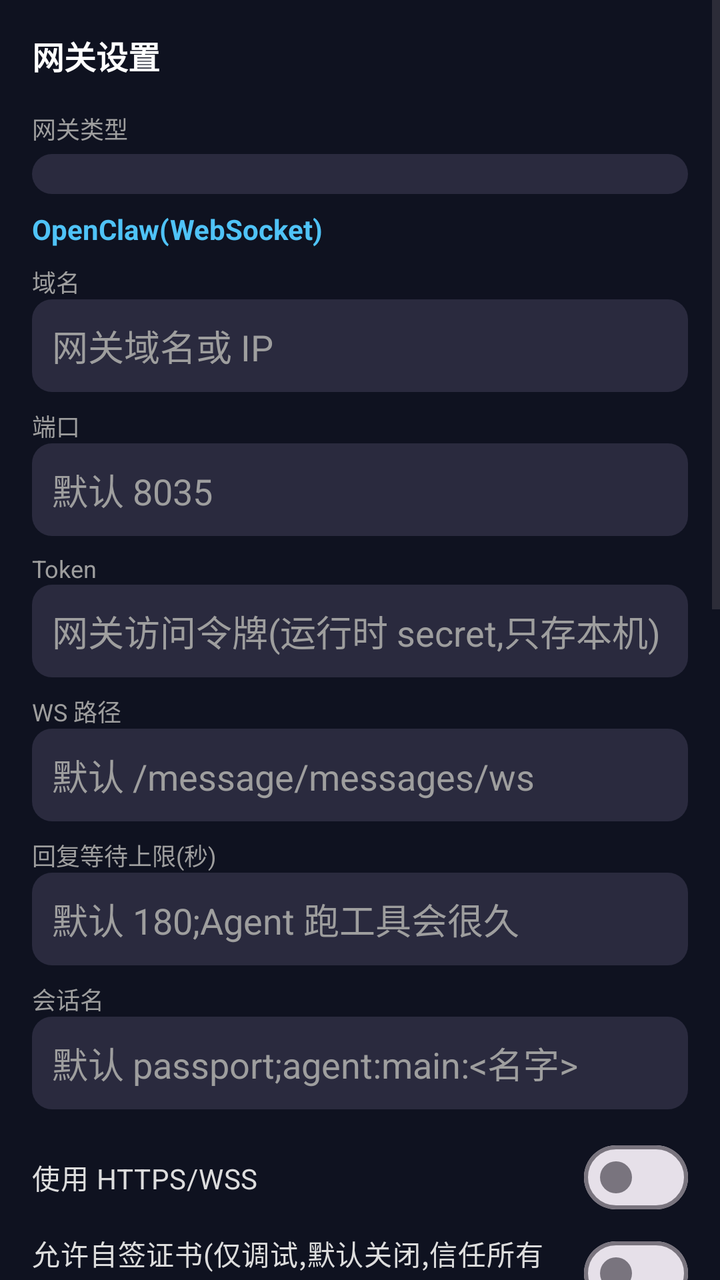
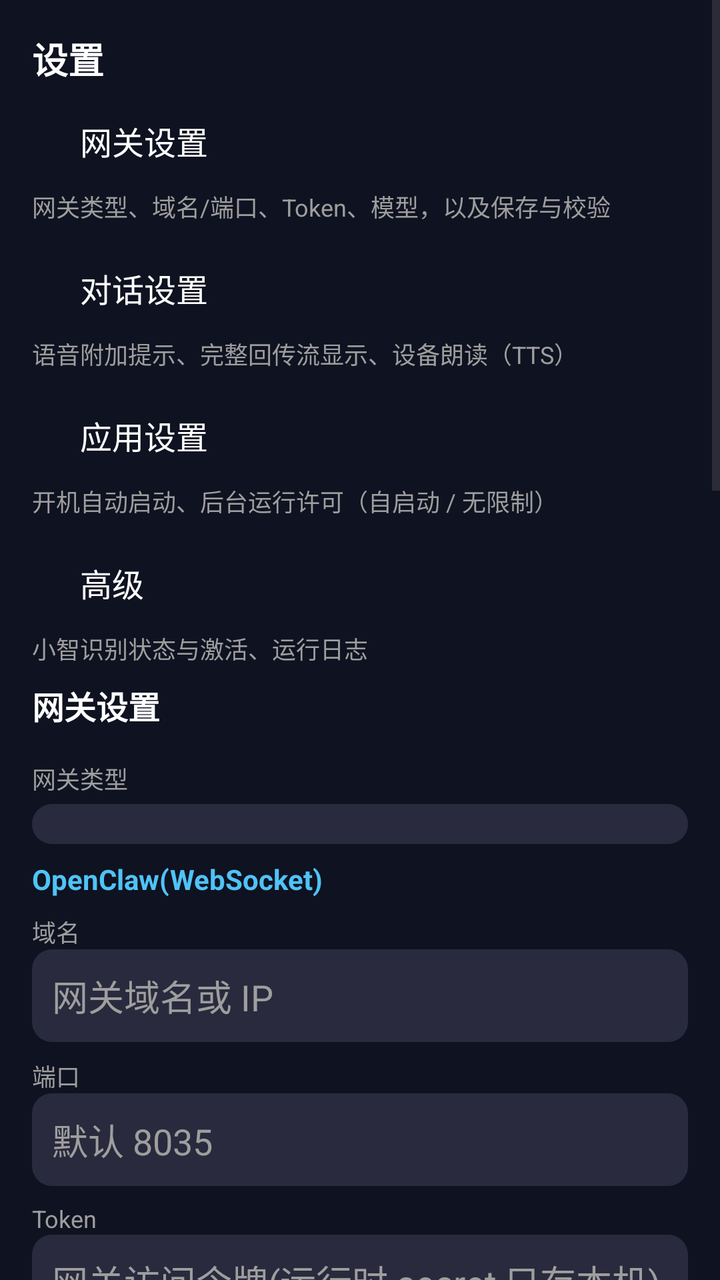

Before-and-after screenshots of an Android layout around one commit, followed by the original layout XML and the change that was made.
<!-- AndroidManifest.xml: application theme Theme.VoiceBridge -->
<!-- res/layout/fragment_settings.xml -->
<?xml version="1.0" encoding="utf-8"?>
<ScrollView xmlns:android="http://schemas.android.com/apk/res/android"
    android:layout_width="match_parent"
    android:layout_height="match_parent"
    android:fillViewport="true"
    android:background="#0F1220">

    <LinearLayout
        android:layout_width="match_parent"
        android:layout_height="wrap_content"
        android:orientation="vertical"
        android:padding="16dp">

        <TextView
            android:layout_width="wrap_content"
            android:layout_height="wrap_content"
            android:text="网关设置"
            android:textSize="16sp"
            android:textStyle="bold"
            android:textColor="#FFFFFF"
            android:layout_marginBottom="8dp" />

        
        <TextView
            style="@style/FieldLabel"
            android:text="网关类型" />

        <Spinner
            android:id="@+id/spinnerType"
            android:layout_width="match_parent"
            android:layout_height="wrap_content"
            android:layout_marginTop="4dp"
            android:background="@drawable/bg_input"
            android:padding="10dp"
            android:popupBackground="#1A1A2E"
            android:spinnerMode="dropdown" />

        
        <TextView
            android:id="@+id/textCleartextHint"
            android:layout_width="match_parent"
            android:layout_height="wrap_content"
            android:text=""
            android:textSize="12sp"
            android:textColor="#FFB74D"
            android:padding="6dp"
            android:visibility="gone" />

        
        <LinearLayout
            android:id="@+id/groupOpenclaw"
            android:layout_width="match_parent"
            android:layout_height="wrap_content"
            android:orientation="vertical">

            <TextView
                android:layout_width="wrap_content"
                android:layout_height="wrap_content"
                android:text="OpenClaw(WebSocket)"
                android:textStyle="bold"
                android:textColor="#4FC3F7"
                android:layout_marginTop="8dp" />

            <TextView
                style="@style/FieldLabel"
                android:text="域名" />

            <EditText
                android:id="@+id/inputHost"
                android:layout_width="match_parent"
                android:layout_height="wrap_content"
                android:hint="网关域名或 IP"
                android:inputType="textUri"
                android:autofillHints="url"
                android:textColor="#FFFFFF"
                android:textColorHint="#9E9E9E"
                android:background="@drawable/bg_input"
                android:padding="10dp" />

            <TextView
                style="@style/FieldLabel"
                android:text="端口" />

            <EditText
                android:id="@+id/inputPort"
                android:layout_width="match_parent"
                android:layout_height="wrap_content"
                android:hint="默认 8035"
                android:inputType="number"
                android:autofillHints="none"
                android:textColor="#FFFFFF"
                android:textColorHint="#9E9E9E"
                android:background="@drawable/bg_input"
                android:padding="10dp" />

            <TextView
                style="@style/FieldLabel"
                android:text="Token" />

            <EditText
                android:id="@+id/inputToken"
                android:layout_width="match_parent"
                android:layout_height="wrap_content"
                android:hint="网关访问令牌(运行时 secret,只存本机)"
                android:inputType="textVisiblePassword"
                android:autofillHints="none"
                android:textColor="#FFFFFF"
                android:textColorHint="#9E9E9E"
                android:background="@drawable/bg_input"
                android:padding="10dp" />

            <TextView
                style="@style/FieldLabel"
                android:text="WS 路径" />

            <EditText
                android:id="@+id/inputWsPath"
                android:layout_width="match_parent"
                android:layout_height="wrap_content"
                android:hint="默认 /message/messages/ws"
                android:inputType="textUri"
                android:autofillHints="none"
                android:textColor="#FFFFFF"
                android:textColorHint="#9E9E9E"
                android:background="@drawable/bg_input"
                android:padding="10dp" />

            
            <TextView
                style="@style/FieldLabel"
                android:text="回复等待上限(秒)" />

            <EditText
                android:id="@+id/inputReplyTimeout"
                android:layout_width="match_parent"
                android:layout_height="wrap_content"
                android:hint="默认 180;Agent 跑工具会很久"
                android:inputType="number"
                android:autofillHints="none"
                android:textColor="#FFFFFF"
                android:textColorHint="#9E9E9E"
                android:background="@drawable/bg_input"
                android:padding="10dp" />

            
            <TextView
                style="@style/FieldLabel"
                android:text="会话名" />

            <EditText
                android:id="@+id/inputSessionName"
                android:layout_width="match_parent"
                android:layout_height="wrap_content"
                android:hint="默认 passport;agent:main:&lt;名字&gt;"
                android:inputType="text"
                android:autofillHints="none"
                android:textColor="#FFFFFF"
                android:textColorHint="#9E9E9E"
                android:background="@drawable/bg_input"
                android:padding="10dp" />

            <com.google.android.material.materialswitch.MaterialSwitch
                android:id="@+id/checkUseTls"
                android:layout_width="match_parent"
                android:layout_height="wrap_content"
                android:layout_marginTop="10dp"
                android:text="使用 HTTPS/WSS"
                android:textColor="#DDDDDD" />

            
            <com.google.android.material.materialswitch.MaterialSwitch
                android:id="@+id/checkOpenclawAllowInsecure"
                android:layout_width="match_parent"
                android:layout_height="wrap_content"
                android:text="允许自签证书(仅调试,默认关闭,信任所有证书有中间人风险)"
                android:textColor="#DDDDDD" />
        </LinearLayout>

        
        <LinearLayout
            android:id="@+id/groupHermes"
            android:layout_width="match_parent"
            android:layout_height="wrap_content"
            android:orientation="vertical"
            android:visibility="gone">

            <TextView
                android:layout_width="wrap_content"
                android:layout_height="wrap_content"
                android:text="Hermes(OpenAI 兼容 HTTP)"
                android:textStyle="bold"
                android:textColor="#4FC3F7"
                android:layout_marginTop="8dp" />

            <TextView
                style="@style/FieldLabel"
                android:text="域名" />

            <EditText
                android:id="@+id/inputHermesHost"
                android:layout_width="match_parent"
                android:layout_height="wrap_content"
                android:hint="域名、内网名或 Tailscale 名"
                android:inputType="textUri"
                android:autofillHints="url"
                android:textColor="#FFFFFF"
                android:textColorHint="#9E9E9E"
                android:background="@drawable/bg_input"
                android:padding="10dp" />

            <TextView
                style="@style/FieldLabel"
                android:text="端口" />

            <EditText
                android:id="@+id/inputHermesPort"
                android:layout_width="match_parent"
                android:layout_height="wrap_content"
                android:hint="默认 8642"
                android:inputType="number"
                android:autofillHints="none"
                android:textColor="#FFFFFF"
                android:textColorHint="#9E9E9E"
                android:background="@drawable/bg_input"
                android:padding="10dp" />

            <TextView
                style="@style/FieldLabel"
                android:text="API Base Path" />

            <EditText
                android:id="@+id/inputHermesBasePath"
                android:layout_width="match_parent"
                android:layout_height="wrap_content"
                android:hint="反代场景,如 /hermes;默认空"
                android:inputType="textUri"
                android:autofillHints="none"
                android:textColor="#FFFFFF"
                android:textColorHint="#9E9E9E"
                android:background="@drawable/bg_input"
                android:padding="10dp" />

            <TextView
                style="@style/FieldLabel"
                android:text="Token(API_SERVER_KEY)" />

            <EditText
                android:id="@+id/inputHermesToken"
                android:layout_width="match_parent"
                android:layout_height="wrap_content"
                android:hint="Bearer,只存本机"
                android:inputType="textVisiblePassword"
                android:autofillHints="none"
                android:textColor="#FFFFFF"
                android:textColorHint="#9E9E9E"
                android:background="@drawable/bg_input"
                android:padding="10dp" />

            <TextView
                style="@style/FieldLabel"
                android:text="模型名" />

            <EditText
                android:id="@+id/inputHermesModel"
                android:layout_width="match_parent"
                android:layout_height="wrap_content"
                android:hint="默认 hermes-agent,仅展示用途"
                android:inputType="text"
                android:autofillHints="none"
                android:textColor="#FFFFFF"
                android:textColorHint="#9E9E9E"
                android:background="@drawable/bg_input"
                android:padding="10dp" />

            <TextView
                style="@style/FieldLabel"
                android:text="会话名(conversation)" />

            <EditText
                android:id="@+id/inputHermesConversation"
                android:layout_width="match_parent"
                android:layout_height="wrap_content"
                android:hint="留空 = 用设备名/deviceId"
                android:inputType="text"
                android:autofillHints="none"
                android:textColor="#FFFFFF"
                android:textColorHint="#9E9E9E"
                android:background="@drawable/bg_input"
                android:padding="10dp" />

            <com.google.android.material.materialswitch.MaterialSwitch
                android:id="@+id/checkHermesUseTls"
                android:layout_width="match_parent"
                android:layout_height="wrap_content"
                android:layout_marginTop="10dp"
                android:text="使用 HTTPS"
                android:textColor="#DDDDDD" />

            <com.google.android.material.materialswitch.MaterialSwitch
                android:id="@+id/checkHermesAllowInsecure"
                android:layout_width="match_parent"
                android:layout_height="wrap_content"
                android:text="允许自签证书(仅调试,默认关闭)"
                android:textColor="#DDDDDD" />

            <com.google.android.material.materialswitch.MaterialSwitch
                android:id="@+id/checkHermesServerSideConversation"
                android:layout_width="match_parent"
                android:layout_height="wrap_content"
                android:text="服务端会话(conversation 名,服务端存历史)"
                android:textColor="#DDDDDD" />

            <com.google.android.material.materialswitch.MaterialSwitch
                android:id="@+id/checkHermesStream"
                android:layout_width="match_parent"
                android:layout_height="wrap_content"
                android:text="流式回复(SSE)"
                android:textColor="#DDDDDD" />
        </LinearLayout>

        

        
        <LinearLayout
            android:id="@+id/groupOpenai"
            android:layout_width="match_parent"
            android:layout_height="wrap_content"
            android:orientation="vertical"
            android:visibility="gone">

            <TextView
                android:layout_width="wrap_content"
                android:layout_height="wrap_content"
                android:text="自定义 OpenAI 兼容(HTTP,每次请求带历史)"
                android:textStyle="bold"
                android:textColor="#4FC3F7"
                android:layout_marginTop="8dp" />

            <TextView
                style="@style/FieldLabel"
                android:text="域名" />

            <EditText
                android:id="@+id/inputOpenaiHost"
                android:layout_width="match_parent"
                android:layout_height="wrap_content"
                android:hint="域名、内网名或 Tailscale 名"
                android:inputType="textUri"
                android:autofillHints="url"
                android:textColor="#FFFFFF"
                android:textColorHint="#9E9E9E"
                android:background="@drawable/bg_input"
                android:padding="10dp" />

            <TextView
                style="@style/FieldLabel"
                android:text="端口" />

            <EditText
                android:id="@+id/inputOpenaiPort"
                android:layout_width="match_parent"
                android:layout_height="wrap_content"
                android:hint="默认 8080"
                android:inputType="number"
                android:autofillHints="none"
                android:textColor="#FFFFFF"
                android:textColorHint="#9E9E9E"
                android:background="@drawable/bg_input"
                android:padding="10dp" />

            <TextView
                style="@style/FieldLabel"
                android:text="请求路径" />

            <EditText
                android:id="@+id/inputOpenaiBasePath"
                android:layout_width="match_parent"
                android:layout_height="wrap_content"
                android:hint="默认 /v1/chat/completions；也可只填 /v1，会自动补 /chat/completions"
                android:inputType="textUri"
                android:autofillHints="none"
                android:textColor="#FFFFFF"
                android:textColorHint="#9E9E9E"
                android:background="@drawable/bg_input"
                android:padding="10dp" />

            <TextView
                style="@style/FieldLabel"
                android:text="API Key" />

            <EditText
                android:id="@+id/inputOpenaiApiKey"
                android:layout_width="match_parent"
                android:layout_height="wrap_content"
                android:hint="Bearer,明文,只存本机;本地服务可留空"
                android:inputType="textVisiblePassword"
                android:autofillHints="none"
                android:textColor="#FFFFFF"
                android:textColorHint="#9E9E9E"
                android:background="@drawable/bg_input"
                android:padding="10dp" />

            <TextView
                style="@style/FieldLabel"
                android:text="模型名" />

            <EditText
                android:id="@+id/inputOpenaiModel"
                android:layout_width="match_parent"
                android:layout_height="wrap_content"
                android:hint="必填,如 gpt-4o-mini"
                android:inputType="text"
                android:autofillHints="none"
                android:textColor="#FFFFFF"
                android:textColorHint="#9E9E9E"
                android:background="@drawable/bg_input"
                android:padding="10dp" />

            <TextView
                style="@style/FieldLabel"
                android:text="系统提示词" />

            <EditText
                android:id="@+id/inputOpenaiSystemPrompt"
                android:layout_width="match_parent"
                android:layout_height="wrap_content"
                android:hint="system,可留空"
                android:inputType="textMultiLine"
                android:autofillHints="none"
                android:textColor="#FFFFFF"
                android:textColorHint="#9E9E9E"
                android:background="@drawable/bg_input"
                android:padding="10dp" />

            <TextView
                style="@style/FieldLabel"
                android:text="历史条数上限" />

            <EditText
                android:id="@+id/inputOpenaiMaxHistory"
                android:layout_width="match_parent"
                android:layout_height="wrap_content"
                android:hint="默认 20 条"
                android:inputType="number"
                android:autofillHints="none"
                android:textColor="#FFFFFF"
                android:textColorHint="#9E9E9E"
                android:background="@drawable/bg_input"
                android:padding="10dp" />

            <com.google.android.material.materialswitch.MaterialSwitch
                android:id="@+id/checkOpenaiUseTls"
                android:layout_width="match_parent"
                android:layout_height="wrap_content"
                android:layout_marginTop="10dp"
                android:text="使用 HTTPS"
                android:textColor="#DDDDDD" />

            
            <com.google.android.material.materialswitch.MaterialSwitch
                android:id="@+id/checkOpenaiAllowInsecure"
                android:layout_width="match_parent"
                android:layout_height="wrap_content"
                android:text="允许自签证书(仅调试,默认关闭,信任所有证书有中间人风险)"
                android:textColor="#DDDDDD" />

            <com.google.android.material.materialswitch.MaterialSwitch
                android:id="@+id/checkOpenaiStream"
                android:layout_width="match_parent"
                android:layout_height="wrap_content"
                android:text="流式回复(SSE)"
                android:textColor="#DDDDDD" />
        </LinearLayout>

        
        <TextView
            style="@style/FieldLabel"
            android:layout_marginTop="12dp"
            android:text="语音附加提示（仅语音输入时追加）" />

        <EditText
            android:id="@+id/inputVoicePromptSuffix"
            android:layout_width="match_parent"
            android:layout_height="wrap_content"
            android:hint="默认：请用不超过 200 字回复，不要使用 emoji 表情，也不要使用 Markdown 表格。"
            android:inputType="textMultiLine"
            android:autofillHints="none"
            android:textColor="#FFFFFF"
            android:textColorHint="#9E9E9E"
            android:background="@drawable/bg_input"
            android:padding="10dp" />

        
        <com.google.android.material.materialswitch.MaterialSwitch
            android:id="@+id/checkShowRawStream"
            android:layout_width="match_parent"
            android:layout_height="wrap_content"
            android:layout_marginTop="10dp"
            android:text="App 显示完整回传流（调试）"
            android:textColor="#DDDDDD" />

        
        <com.google.android.material.materialswitch.MaterialSwitch
            android:id="@+id/checkBootAutoStart"
            android:layout_width="match_parent"
            android:layout_height="wrap_content"
            android:layout_marginTop="10dp"
            android:text="开机自动启动（默认开）"
            android:textColor="#DDDDDD" />

        <TextView
            android:layout_width="match_parent"
            android:layout_height="wrap_content"
            android:layout_marginTop="4dp"
            android:text="小米/HyperOS 还需在 系统设置 → 应用管理 → 本应用 → 自启动 里打开；电池策略建议设为「无限制」。"
            android:textColor="#9E9E9E"
            android:textSize="12sp" />

        
        <TextView
            android:id="@+id/textForegroundWarning"
            android:layout_width="match_parent"
            android:layout_height="wrap_content"
            android:layout_marginTop="10dp"
            android:textColor="#FFB74D"
            android:textSize="13sp"
            android:visibility="gone" />

        <Button
            android:id="@+id/btnFixBackground"
            android:layout_width="match_parent"
            android:layout_height="wrap_content"
            android:layout_marginTop="6dp"
            android:text="打开系统应用设置（开自启动 / 后台无限制）"
            android:visibility="gone" />

        
        <com.google.android.material.materialswitch.MaterialSwitch
            android:id="@+id/checkTtsEnabled"
            android:layout_width="match_parent"
            android:layout_height="wrap_content"
            android:layout_marginTop="10dp"
            android:text="设备朗读回复（TTS，默认关）"
            android:textColor="#DDDDDD" />

        <TextView
            android:id="@+id/ttsHint"
            android:layout_width="match_parent"
            android:layout_height="wrap_content"
            android:layout_marginTop="4dp"
            android:text="打开后回复会被念出来：优先由设备播报（手机合成 → Opus → BLE 下发），设备不支持时改由手机朗读。播报时设备会暂停拾音，按一下 OK 即可打断。"
            android:textColor="#9E9E9E"
            android:textSize="12sp" />

        
        <Button
            android:id="@+id/btnSave"
            android:layout_width="match_parent"
            android:layout_height="wrap_content"
            android:layout_marginTop="12dp"
            android:text="保存网关设置" />

        <TextView
            android:layout_width="wrap_content"
            android:layout_height="wrap_content"
            android:text="小智识别(云端流式中文)"
            android:textSize="16sp"
            android:textStyle="bold"
            android:textColor="#FFFFFF"
            android:layout_marginTop="16dp"
            android:layout_marginBottom="4dp" />

        <TextView
            android:id="@+id/xzStatus"
            android:layout_width="match_parent"
            android:layout_height="wrap_content"
            android:text=""
            android:textSize="12sp"
            android:textColor="#4FC3F7"
            android:padding="4dp" />

        <Button
            android:id="@+id/btnActivateXz"
            android:layout_width="match_parent"
            android:layout_height="wrap_content"
            android:text="激活小智设备(首次需在 xiaozhi.me 绑定)" />

        <TextView
            android:id="@+id/xzActiveStatus"
            android:layout_width="match_parent"
            android:layout_height="wrap_content"
            android:text=""
            android:textSize="12sp"
            android:textColor="#9E9E9E"
            android:padding="8dp"
            android:background="@drawable/bg_input" />

        <TextView
            android:layout_width="wrap_content"
            android:layout_height="wrap_content"
            android:text="日志"
            android:textSize="16sp"
            android:textStyle="bold"
            android:textColor="#FFFFFF"
            android:layout_marginTop="16dp"
            android:layout_marginBottom="4dp" />

        <TextView
            android:id="@+id/logText"
            android:layout_width="match_parent"
            android:layout_height="wrap_content"
            android:text="(空)"
            android:textSize="12sp"
            android:typeface="monospace"
            android:textColor="#9E9E9E" />
    </LinearLayout>
</ScrollView>
<!-- resources referenced by this layout -->
<resources>
  <!-- drawable bg_input (drawable) -->
  <shape xmlns:android="http://schemas.android.com/apk/res/android"
      android:shape="rectangle">
      <solid android:color="#2A2A3E" />
      <corners android:radius="10dp" />
      <padding
          android:left="10dp"
          android:top="6dp"
          android:right="10dp"
          android:bottom="6dp" />
  </shape>
  <style name="FieldLabel">
          <item name="android:layout_width">wrap_content</item>
          <item name="android:layout_height">wrap_content</item>
          <item name="android:layout_marginTop">8dp</item>
          <item name="android:textSize">12sp</item>
          <item name="android:textColor">#9E9E9E</item>
      </style>
  <style name="Theme.VoiceBridge" parent="Theme.Material3.DayNight.NoActionBar" />
</resources>

<!-- the commit's change to res/layout/fragment_settings.xml (unified diff, before → after) -->
@@ -11,7 +11,109 @@
         android:orientation="vertical"
         android:padding="16dp">
 
-        <TextView
+        
+        <LinearLayout
+            android:id="@+id/settingsMenu"
+            android:layout_width="match_parent"
+            android:layout_height="wrap_content"
+            android:orientation="vertical">
+
+            <TextView
+                android:layout_width="wrap_content"
+                android:layout_height="wrap_content"
+                android:text="设置"
+                android:textSize="18sp"
+                android:textStyle="bold"
+                android:textColor="#FFFFFF"
+                android:layout_marginBottom="4dp" />
+
+            <Button
+                android:id="@+id/btnMenuGateway"
+                style="?android:attr/borderlessButtonStyle"
+                android:layout_width="match_parent"
+                android:layout_height="wrap_content"
+                android:gravity="start|center_vertical"
+                android:text="网关设置"
+                android:textSize="16sp"
+                android:textColor="#FFFFFF" />
+
+            <TextView
+                android:layout_width="match_parent"
+                android:layout_height="wrap_content"
+                android:text="网关类型、域名/端口、Token、模型，以及保存与校验"
+                android:textSize="12sp"
+                android:textColor="#9E9E9E"
+                android:paddingBottom="8dp" />
+
+            <Button
+                android:id="@+id/btnMenuChat"
+                style="?android:attr/borderlessButtonStyle"
+                android:layout_width="match_parent"
+                android:layout_height="wrap_content"
+                android:gravity="start|center_vertical"
+                android:text="对话设置"
+                android:textSize="16sp"
+                android:textColor="#FFFFFF" />
+
+            <TextView
+                android:layout_width="match_parent"
+                android:layout_height="wrap_content"
+                android:text="语音附加提示、完整回传流显示、设备朗读（TTS）"
+                android:textSize="12sp"
+                android:textColor="#9E9E9E"
+                android:paddingBottom="8dp" />
+
+            <Button
+                android:id="@+id/btnMenuApp"
+                style="?android:attr/borderlessButtonStyle"
+                android:layout_width="match_parent"
+                android:layout_height="wrap_content"
+                android:gravity="start|center_vertical"
+                android:text="应用设置"
+                android:textSize="16sp"
+                android:textColor="#FFFFFF" />
+
+            <TextView
+                android:layout_width="match_parent"
+                android:layout_height="wrap_content"
+                android:text="开机自动启动、后台运行许可（自启动 / 无限制）"
+                android:textSize="12sp"
+                android:textColor="#9E9E9E"
+                android:paddingBottom="8dp" />
+
+            <Button
+                android:id="@+id/btnMenuAdvanced"
+                style="?android:attr/borderlessButtonStyle"
+                android:layout_width="match_parent"
+                android:layout_height="wrap_content"
+                android:gravity="start|center_vertical"
+                android:text="高级"
+                android:textSize="16sp"
+                android:textColor="#FFFFFF" />
+
+            <TextView
+                android:layout_width="match_parent"
+                android:layout_height="wrap_content"
+                android:text="小智识别状态与激活、运行日志"
+                android:textSize="12sp"
+                android:textColor="#9E9E9E"
+                android:paddingBottom="8dp" />
+
+        </LinearLayout>
+
+            <Button
+                android:id="@+id/btnBack"
+                style="?android:attr/borderlessButtonStyle"
+                android:layout_width="match_parent"
+                android:layout_height="wrap_content"
+                android:gravity="start|center_vertical"
+                android:text="‹ 返回设置"
+                android:visibility="gone" />
+
+
+
+        <TextView
+            android:id="@+id/titleGateway"
             android:layout_width="wrap_content"
             android:layout_height="wrap_content"
             android:text="网关设置"
@@ -474,6 +576,7 @@
 
         
         <TextView
+            android:id="@+id/titleVoicePrompt"
             style="@style/FieldLabel"
             android:layout_marginTop="12dp"
             android:text="语音附加提示（仅语音输入时追加）" />
@@ -509,6 +612,7 @@
             android:textColor="#DDDDDD" />
 
         <TextView
+            android:id="@+id/hintBootAutostart"
             android:layout_width="match_parent"
             android:layout_height="wrap_content"
             android:layout_marginTop="4dp"
@@ -561,6 +665,7 @@
             android:text="保存网关设置" />
 
         <TextView
+            android:id="@+id/titleXiaozhi"
             android:layout_width="wrap_content"
             android:layout_height="wrap_content"
             android:text="小智识别(云端流式中文)"
@@ -596,6 +701,7 @@
             android:background="@drawable/bg_input" />
 
         <TextView
+            android:id="@+id/titleLog"
             android:layout_width="wrap_content"
             android:layout_height="wrap_content"
             android:text="日志"
